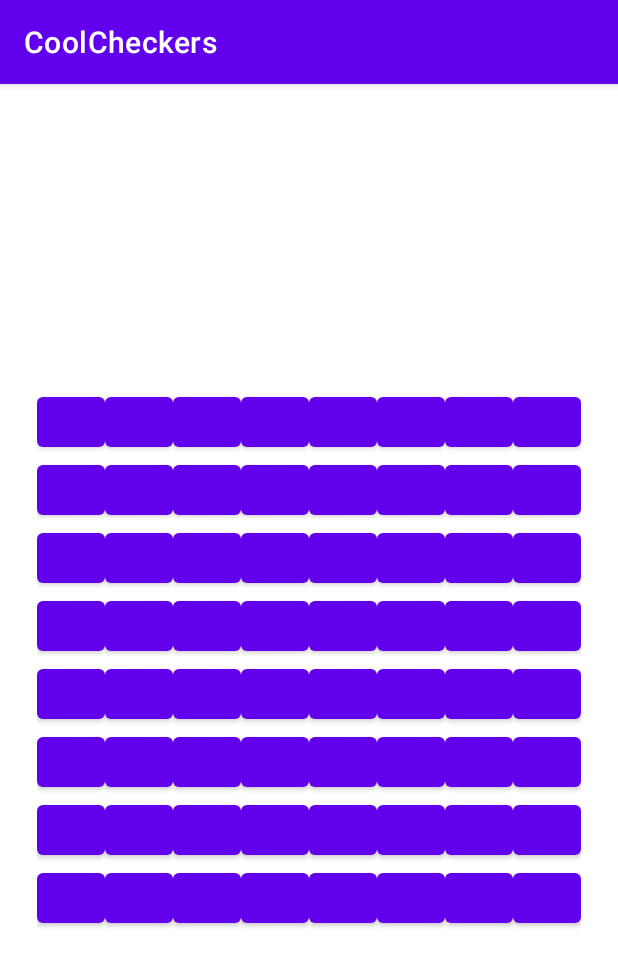
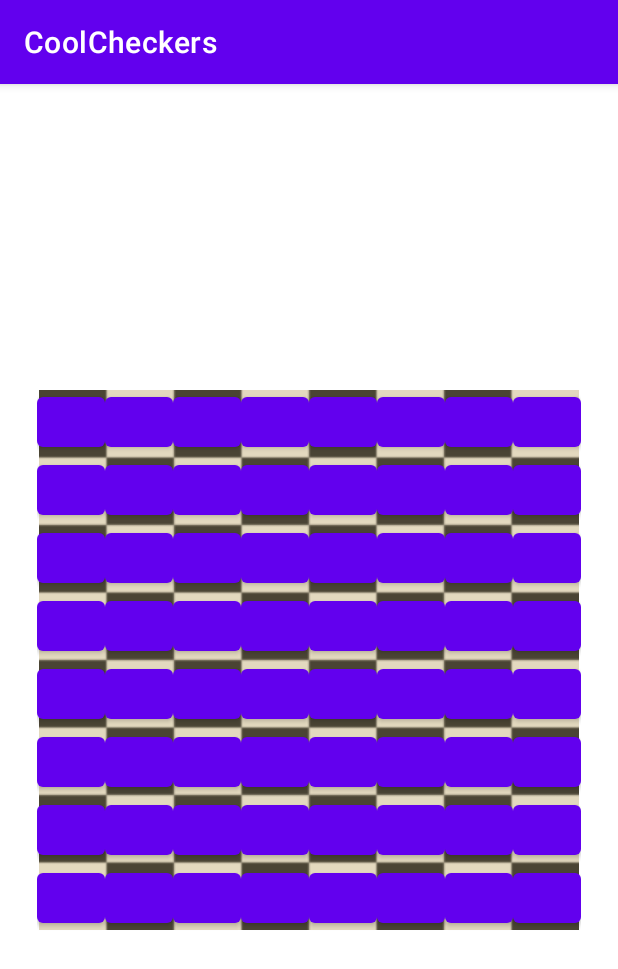
Before and after one commit to TheFadedOne/CoolCheckers, an Android app: the screen it shows after launch (MainActivity), on a phone screen of 412 x 824 dp. Shown: the top 969 px of the screen. Run offline under Robolectric (Android 15) with nearby library versions, the light colour scheme and no system bars.

Commit message:
added checkerboard image

```diff
--- a/app/src/main/res/layout/activity_main.xml
+++ b/app/src/main/res/layout/activity_main.xml
@@ -6,6 +6,17 @@
     android:layout_height="match_parent"
     tools:context=".MainActivity"
     tools:visibility="visible">
+
+    <ImageView
+        android:layout_width="360dp"
+        android:layout_height="360dp"
+        android:src="@drawable/checkerboard"
+        app:layout_constraintBottom_toBottomOf="parent"
+        app:layout_constraintLeft_toLeftOf="parent"
+        app:layout_constraintRight_toRightOf="parent"
+        app:layout_constraintTop_toTopOf="parent">
+
+    </ImageView>
 
     <GridLayout
         android:id="@+id/CheckerGameBoard"
@@ -18,9 +29,7 @@
         app:layout_constraintRight_toRightOf="parent"
         app:layout_constraintTop_toTopOf="parent">
 
-        <Button
-            style="@style/BoardPositionButton"
-            app:iconPadding="0dp" />
+        <Button style="@style/BoardPositionButton" />
 
         <Button style="@style/BoardPositionButton" />
 
@@ -150,4 +159,6 @@
 
     </GridLayout>
 
+
+
 </androidx.constraintlayout.widget.ConstraintLayout>
```
Also changed, not shown: app/src/main/res/drawable/checkerboard.png (renamed from app/src/main/res/drawable/CheckerBoard.png).
